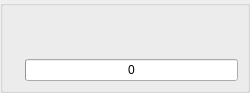
This is carac.ui in gabriellevy/destinLib as Qt 5 draws it before an edit. The edited form follows.
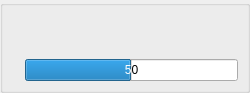
This is the edited form. Custom widgets are drawn as their Qt base class.

```diff
--- a/carac.ui
+++ b/carac.ui
@@ -66,6 +66,9 @@
           </item>
           <item>
            <layout class="QVBoxLayout" name="verticalLayout">
+            <property name="spacing">
+             <number>0</number>
+            </property>
             <item>
              <widget class="QLabel" name="labelValeur">
               <property name="text">
@@ -79,7 +82,7 @@
                <bool>true</bool>
               </property>
               <property name="value">
-               <number>0</number>
+               <number>50</number>
               </property>
               <property name="format">
                <string>%p</string>
```
